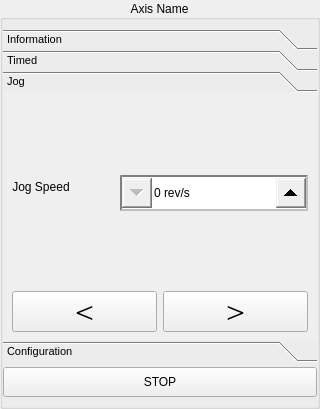
This is views/axis_manual_control.ui in luis-banuelos-chacon/trolleyTester as Qt 5 draws it before an edit. The edited form follows.
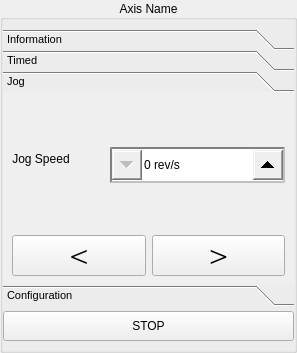
This is the edited form. The open tabs and pages were chosen to show the change.

Diff of the .ui file:
```diff
--- a/views/axis_manual_control.ui
+++ b/views/axis_manual_control.ui
@@ -6,8 +6,8 @@
    <rect>
     <x>0</x>
     <y>0</y>
-    <width>320</width>
-    <height>409</height>
+    <width>297</width>
+    <height>353</height>
    </rect>
   </property>
   <property name="windowTitle">
@@ -291,21 +291,24 @@
           <rect>
            <x>0</x>
            <y>0</y>
-           <width>312</width>
-           <height>238</height>
+           <width>289</width>
+           <height>182</height>
           </rect>
          </property>
          <attribute name="label">
           <string>Jog</string>
          </attribute>
          <layout class="QGridLayout" name="gridLayout">
+          <property name="sizeConstraint">
+           <enum>QLayout::SetMaximumSize</enum>
+          </property>
           <item row="0" column="0" colspan="2">
            <layout class="QFormLayout" name="formLayout_2">
             <property name="formAlignment">
              <set>Qt::AlignLeading|Qt::AlignLeft|Qt::AlignVCenter</set>
             </property>
             <property name="horizontalSpacing">
-             <number>50</number>
+             <number>40</number>
             </property>
             <item row="0" column="0">
              <widget class="QLabel" name="jogLabel">
```
Left out of the diff: 16 changed lines with no effect on the pictures.
